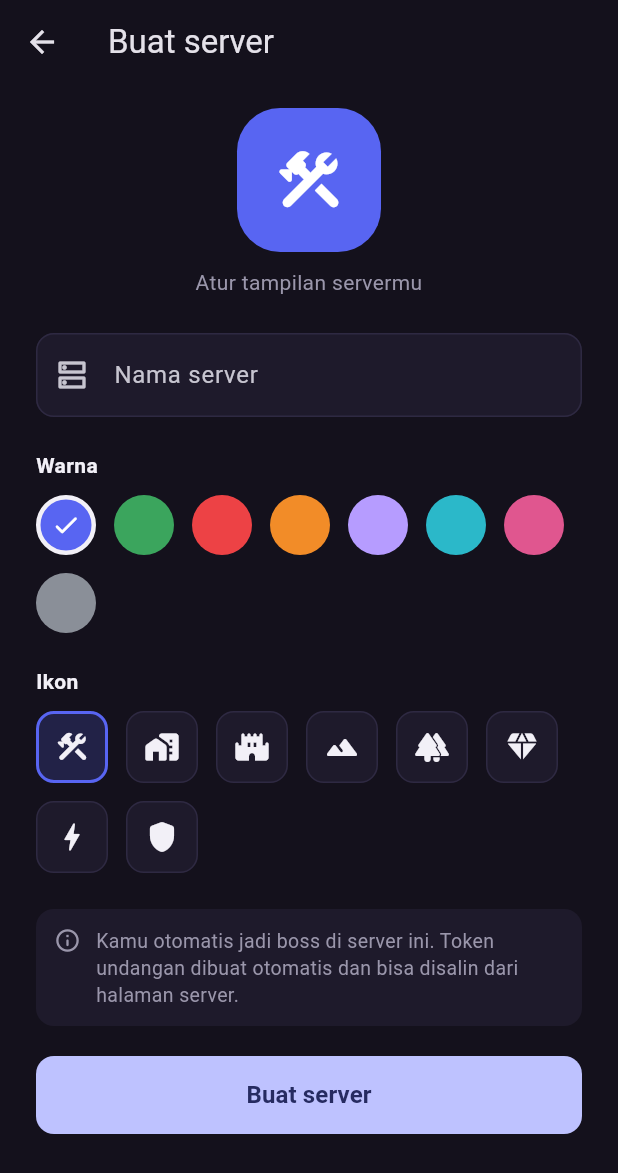
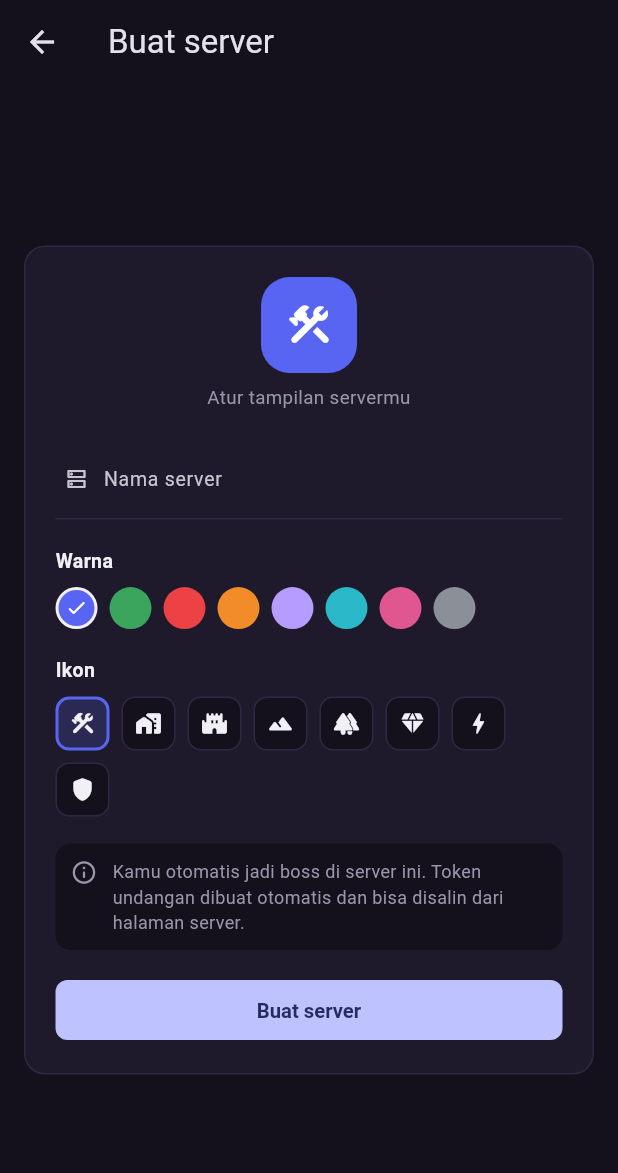
Before and after one commit to NoeiNon/RLink, a Flutter app: the CreateServerScreen screen opened directly with empty values, on a phone screen of 412 x 824 dp. Shown: the top 1173 px of the screen. Run offline on Flutter 3.47's test engine with Material 3 defaults, Android fonts, the phone set to English and light mode, and no system bars; our stand-ins replace file_picker, shared_preferences, supabase_flutter; accounts and stored records are empty.

Commit message:
Mengubah sedikit sistem chat dan tampilan card compact

```diff
--- a/lib/screens/create_server_screen.dart
+++ b/lib/screens/create_server_screen.dart
@@ -5,8 +5,10 @@ import '../core/validators.dart';
 import '../data/mock_server_store.dart';
 import '../models/server.dart';
 import '../widgets/app_feedback.dart';
-import '../widgets/auth_layout.dart';
-import '../widgets/page_body.dart';
+import '../widgets/auth_layout.dart' show kFieldBorder;
+import '../widgets/auth_split_layout.dart'
+    show CompactButton, compactInputDecoration;
+import '../widgets/compact_card_page.dart';
 import '../widgets/server_avatar.dart';
 import 'server/server_home_screen.dart';
 
@@ -88,22 +90,22 @@ class _CreateServerScreenState extends State<CreateServerScreen> {
         scrolledUnderElevation: 0,
         title: const Text('Buat server'),
       ),
-      body: PageBody(
+      body: CompactCardPage(
         children: [
           Center(
             child: ServerAvatar(
               colorIndex: _colorIndex,
               iconIndex: _iconIndex,
-              size: 96,
+              size: 64,
             ),
           ),
-          const SizedBox(height: 10),
+          const SizedBox(height: 8),
           const Text(
             'Atur tampilan servermu',
             textAlign: TextAlign.center,
-            style: TextStyle(color: AppColors.textMuted, fontSize: 14),
+            style: TextStyle(color: AppColors.textMuted, fontSize: 12.5),
           ),
-          const SizedBox(height: 24),
+          const SizedBox(height: 18),
           Form(
             key: _formKey,
             child: TextFormField(
@@ -111,44 +113,45 @@ class _CreateServerScreenState extends State<CreateServerScreen> {
               textCapitalization: TextCapitalization.words,
               textInputAction: TextInputAction.done,
               onFieldSubmitted: (_) => _submit(),
-              decoration: appInputDecoration(
+              style: const TextStyle(fontSize: 13.5),
+              decoration: compactInputDecoration(
                 label: 'Nama server',
                 icon: Icons.dns_outlined,
               ),
               validator: Validators.serverName,
             ),
           ),
-          const SizedBox(height: 22),
+          const SizedBox(height: 18),
           const _SectionLabel('Warna'),
-          const SizedBox(height: 10),
+          const SizedBox(height: 8),
           Wrap(
-            spacing: 12,
-            runSpacing: 12,
+            spacing: 8,
+            runSpacing: 8,
             children: [
               for (var i = 0; i < kServerColors.length; i++) _colorSwatch(i),
             ],
           ),
-          const SizedBox(height: 22),
+          const SizedBox(height: 18),
           const _SectionLabel('Ikon'),
-          const SizedBox(height: 10),
+          const SizedBox(height: 8),
           Wrap(
-            spacing: 12,
-            runSpacing: 12,
+            spacing: 8,
+            runSpacing: 8,
             children: [
               for (var i = 0; i < kServerIcons.length; i++) _iconOption(i),
             ],
           ),
-          const SizedBox(height: 24),
+          const SizedBox(height: 18),
           const _InfoNote(
             'Kamu otomatis jadi boss di server ini. Token undangan dibuat '
             'otomatis dan bisa disalin dari halaman server.',
           ),
           if (_error != null) ...[
-            const SizedBox(height: 16),
+            const SizedBox(height: 12),
             InlineError(_error!),
           ],
-          const SizedBox(height: 20),
-          PrimaryButton(
+          const SizedBox(height: 16),
+          CompactButton(
             label: 'Buat server',
             loading: _loading,
             onPressed: _submit,
@@ -164,18 +167,18 @@ class _CreateServerScreenState extends State<CreateServerScreen> {
     return GestureDetector(
       onTap: () => setState(() => _colorIndex = index),
       child: Container(
-        width: 40,
-        height: 40,
+        width: 28,
+        height: 28,
         decoration: BoxDecoration(
           color: kServerColors[index],
           shape: BoxShape.circle,
           border: Border.all(
             color: selected ? AppColors.textPrimary : Colors.transparent,
-            width: 3,
+            width: 2,
           ),
         ),
         child: selected
-            ? const Icon(Icons.check_rounded, color: Colors.white, size: 20)
+            ? const Icon(Icons.check_rounded, color: Colors.white, size: 15)
             : null,
       ),
     );
@@ -187,17 +190,17 @@ class _CreateServerScreenState extends State<CreateServerScreen> {
     return GestureDetector(
       onTap: () => setState(() => _iconIndex = index),
       child: Container(
-        width: 48,
-        height: 48,
+        width: 36,
+        height: 36,
         decoration: BoxDecoration(
-          color: selected ? const Color(0x335865F2) : AppColors.surface,
-          borderRadius: BorderRadius.circular(12),
+          color: selected ? const Color(0x335865F2) : AppColors.background,
+          borderRadius: BorderRadius.circular(9),
           border: Border.all(
             color: selected ? AppColors.primary : kFieldBorder,
             width: selected ? 2 : 1,
           ),
         ),
-        child: Icon(kServerIcons[index], color: AppColors.textPrimary),
+        child: Icon(kServerIcons[index], size: 18, color: AppColors.textPrimary),
       ),
     );
   }
@@ -214,7 +217,7 @@ class _SectionLabel extends StatelessWidget {
       text,
       style: const TextStyle(
         color: AppColors.textPrimary,
-        fontSize: 14,
+        fontSize: 13,
         fontWeight: FontWeight.w700,
       ),
     );
@@ -229,10 +232,10 @@ class _InfoNote extends StatelessWidget {
   @override
   Widget build(BuildContext context) {
     return Container(
-      padding: const EdgeInsets.all(12),
+      padding: const EdgeInsets.all(10),
       decoration: BoxDecoration(
-        color: AppColors.surface,
-        borderRadius: BorderRadius.circular(12),
+        color: AppColors.background,
+        borderRadius: BorderRadius.circular(10),
       ),
       child: Row(
         crossAxisAlignment: CrossAxisAlignment.start,
@@ -248,7 +251,7 @@ class _InfoNote extends StatelessWidget {
               text,
               style: const TextStyle(
                 color: AppColors.textMuted,
-                fontSize: 13,
+                fontSize: 12,
                 height: 1.4,
               ),
             ),
--- /dev/null
+++ b/lib/widgets/compact_card_page.dart
@@ -0,0 +1,43 @@
+import 'package:flutter/material.dart';
+
+import '../core/app_theme.dart';
+import 'auth_layout.dart' show kFieldBorder;
+
+/// Isi halaman berupa satu kartu kecil di tengah (gaya login/register).
+/// Dipakai form pendek seperti Buat server dan Gabung server.
+class CompactCardPage extends StatelessWidget {
+  const CompactCardPage({
+    super.key,
+    required this.children,
+    this.maxWidth = 380,
+  });
+
+  final List<Widget> children;
+  final double maxWidth;
+
+  @override
+  Widget build(BuildContext context) {
+    return SafeArea(
+      child: Center(
+        child: SingleChildScrollView(
+          padding: const EdgeInsets.symmetric(horizontal: 16, vertical: 12),
+          child: ConstrainedBox(
+            constraints: BoxConstraints(maxWidth: maxWidth),
+            child: Container(
+              padding: const EdgeInsets.fromLTRB(20, 20, 20, 18),
+              decoration: BoxDecoration(
+                color: AppColors.surface,
+                borderRadius: BorderRadius.circular(14),
+                border: Border.all(color: kFieldBorder),
+              ),
+              child: Column(
+                crossAxisAlignment: CrossAxisAlignment.stretch,
+                children: children,
+              ),
+            ),
+          ),
+        ),
+      ),
+    );
+  }
+}
```
Also changed, not shown: lib/screens/join_server_screen.dart (+19 -18 lines), lib/screens/server/overview_tab.dart (+23 -8 lines).
